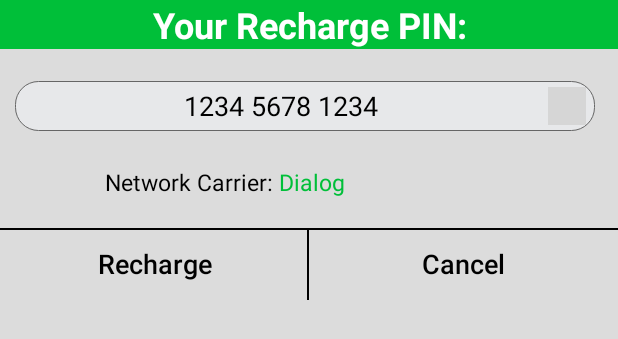
After one commit to nipunsampath/eZ-TopUp, an Android app: the layout recharge_prompt.xml on its own in the app's theme, with its tools: preview values and no code run, on a phone screen of 412 x 824 dp. The commit adds this screen. Shown: the top 339 px of the screen. Run offline under Robolectric (Android 15) with nearby library versions, the phone set to English and light mode, and no system bars; network calls fail; grey boxes are pictures that could not be loaded.

Commit message:
recharge part done

```diff
--- a/app/build.gradle
+++ b/app/build.gradle
@@ -4,7 +4,7 @@ android {
     compileSdkVersion 28
     defaultConfig {
         applicationId "com.hashcode.eztop_up"
-        minSdkVersion 19
+        minSdkVersion 21
         targetSdkVersion 26
         versionCode 1
         versionName "1.0"
--- a/app/src/main/AndroidManifest.xml
+++ b/app/src/main/AndroidManifest.xml
@@ -5,6 +5,7 @@
     <uses-permission android:name="android.permission.CAMERA" />
     <uses-permission android:name="android.permission.WRITE_EXTERNAL_STORAGE" />
     <uses-permission android:name="android.permission.READ_EXTERNAL_STORAGE"/>
+    <uses-permission android:name="android.permission.CALL_PHONE" />
 
 
     <uses-feature android:name="android.hardware.camera2.full" />
--- /dev/null
+++ b/app/src/main/res/drawable/left_button.xml
@@ -0,0 +1,15 @@
+<?xml version="1.0" encoding="utf-8"?>
+<layer-list xmlns:android="http://schemas.android.com/apk/res/android">
+    <item
+        android:bottom="-2dp"
+        android:left="-2dp">
+        <shape android:shape="rectangle">
+            <solid android:color="@color/dialog_background" />
+            <stroke
+                android:width="1dp"
+                android:color="#000" />
+
+
+        </shape>
+    </item>
+</layer-list>
--- /dev/null
+++ b/app/src/main/res/drawable/right_button.xml
@@ -0,0 +1,16 @@
+<?xml version="1.0" encoding="utf-8"?>
+<layer-list xmlns:android="http://schemas.android.com/apk/res/android">
+    <item
+        android:bottom="-2dp"
+        android:left="-2dp"
+        android:right="-2dp">
+        <shape android:shape="rectangle">
+            <solid android:color="@color/dialog_background" />
+            <stroke
+                android:width="1dp"
+                android:color="#000" />
+
+
+        </shape>
+    </item>
+</layer-list>
--- a/app/src/main/res/layout/carrier_dialog.xml
+++ b/app/src/main/res/layout/carrier_dialog.xml
@@ -4,7 +4,7 @@
     xmlns:tools="http://schemas.android.com/tools"
     android:layout_width="match_parent"
     android:layout_height="match_parent"
-    android:background="#DCDCDC"
+    android:background="@color/dialog_background"
     android:backgroundTintMode="add">
 
 
--- /dev/null
+++ b/app/src/main/res/layout/recharge_prompt.xml
@@ -0,0 +1,131 @@
+<?xml version="1.0" encoding="utf-8"?>
+<LinearLayout xmlns:android="http://schemas.android.com/apk/res/android"
+    xmlns:tools="http://schemas.android.com/tools"
+    android:layout_width="match_parent"
+    android:layout_height="match_parent"
+    android:background="@color/dialog_background"
+    android:orientation="vertical">
+
+    <TextView
+        android:id="@+id/textView4"
+        android:layout_width="match_parent"
+        android:layout_height="wrap_content"
+        android:layout_marginTop="0dp"
+        android:layout_marginBottom="15dp"
+        android:background="@color/colorPrimaryDark"
+        android:gravity="center"
+        android:text="@string/your_recharge_pin"
+        android:textColor="#fff"
+        android:textSize="24sp"
+        android:textStyle="bold"
+
+        />
+
+    <!--<View-->
+    <!--android:id="@+id/divider"-->
+    <!--android:layout_width="match_parent"-->
+    <!--android:layout_height="2dp"-->
+    <!--android:background="#000" />-->
+
+    <LinearLayout
+        android:layout_width="match_parent"
+        android:layout_height="wrap_content"
+        android:layout_marginStart="10dp"
+        android:layout_marginTop="6dp"
+        android:layout_marginEnd="15dp"
+        android:layout_marginBottom="15dp"
+        android:background="@drawable/rounded_edit_text"
+        android:gravity="center">
+
+        <TextView
+            android:id="@+id/rechargeCodeView"
+            android:layout_width="0dp"
+            android:layout_height="wrap_content"
+            android:layout_marginStart="8dp"
+            android:layout_marginTop="1dp"
+            android:layout_marginEnd="8dp"
+            android:layout_marginBottom="1dp"
+            android:layout_weight="1"
+            android:gravity="center"
+            android:text=""
+            android:textColor="#000 "
+            android:textSize="18sp"
+            tools:text="1234 5678 1234" />
+
+        <ImageView
+            android:id="@+id/copyContent"
+            android:layout_width="25dp"
+            android:layout_height="25dp"
+            android:layout_marginTop="4dp"
+            android:layout_marginEnd="6dp"
+            android:layout_marginBottom="4dp"
+            android:background="@drawable/copy_content"
+            tools:background="@drawable/copy_content" />
+    </LinearLayout>
+
+
+    <LinearLayout
+        android:layout_width="match_parent"
+        android:layout_height="wrap_content"
+        android:orientation="horizontal">
+
+        <TextView
+            android:id="@+id/textView9"
+            android:layout_width="0dp"
+            android:layout_height="wrap_content"
+            android:layout_marginStart="8dp"
+            android:layout_marginTop="8dp"
+            android:layout_marginEnd="4dp"
+            android:layout_weight="1"
+            android:gravity="end"
+            android:text="@string/network_carrier"
+            android:textColor="#000"
+            android:textSize="15sp" />
+
+        <TextView
+            android:id="@+id/network_carrier"
+            android:layout_width="wrap_content"
+            android:layout_height="wrap_content"
+            android:layout_marginTop="8dp"
+            android:layout_marginEnd="8dp"
+
+            android:layout_weight="1"
+            android:text=""
+            android:textAlignment="textStart"
+            android:textColor="@color/colorPrimaryDark"
+            android:textSize="15sp"
+            tools:text="Dialog" />
+    </LinearLayout>
+
+
+    <LinearLayout
+        android:layout_width="match_parent"
+        android:layout_height="wrap_content"
+        android:layout_marginTop="20dp"
+        android:gravity="center">
+
+        <Button
+            android:id="@+id/recharge"
+            android:layout_width="0dp"
+            android:layout_height="wrap_content"
+            android:layout_weight="1"
+            android:background="@drawable/left_button"
+            android:text="@string/recharge"
+            android:textAllCaps="false"
+
+            android:textColor="#000"
+            android:textSize="18sp" />
+
+        <Button
+            android:id="@+id/cancelButtonRecharge"
+            android:layout_width="0dp"
+            android:layout_height="wrap_content"
+            android:layout_weight="1"
+            android:background="@drawable/right_button"
+            android:text="@string/cancel"
+            android:textAllCaps="false"
+            android:textColor="#000"
+            android:textSize="18sp" />
+
+    </LinearLayout>
+</LinearLayout>
--- a/app/src/main/res/values/colors.xml
+++ b/app/src/main/res/values/colors.xml
@@ -7,4 +7,5 @@
     <color name="cropHandleColor">#86c166</color>
     <color name="cropGuideColor">#aa86c166</color>
     <color name="cropFrameColor">#86c166</color>
+    <color name="dialog_background">#DCDCDC</color>
 </resources>
--- a/app/src/main/res/values/strings.xml
+++ b/app/src/main/res/values/strings.xml
@@ -14,5 +14,8 @@
     <string name="title_activity_modify_carrier">Modify Carrier</string>
     <string name="scan_mode">Scan Mode</string>
     <string name="crop">Crop</string>
+    <string name="your_recharge_pin">Your Recharge PIN:</string>
+    <string name="network_carrier">Network Carrier:</string>
+    <string name="recharge">Recharge</string>
     <string name="cancel">Cancel</string>
 </resources>
```
Also changed, not shown: app/src/main/java/com/hashcode/eztop_up/MainActivity.java (+59 -16 lines), app/src/main/java/com/hashcode/eztop_up/ModifyCarrier.java (+5 -6 lines), app/src/main/java/com/hashcode/eztop_up/Utility/CarrierDialog.java (+10 -14 lines), app/src/main/java/com/hashcode/eztop_up/Utility/RechargeDialog.java (added, +86 -0 lines).
